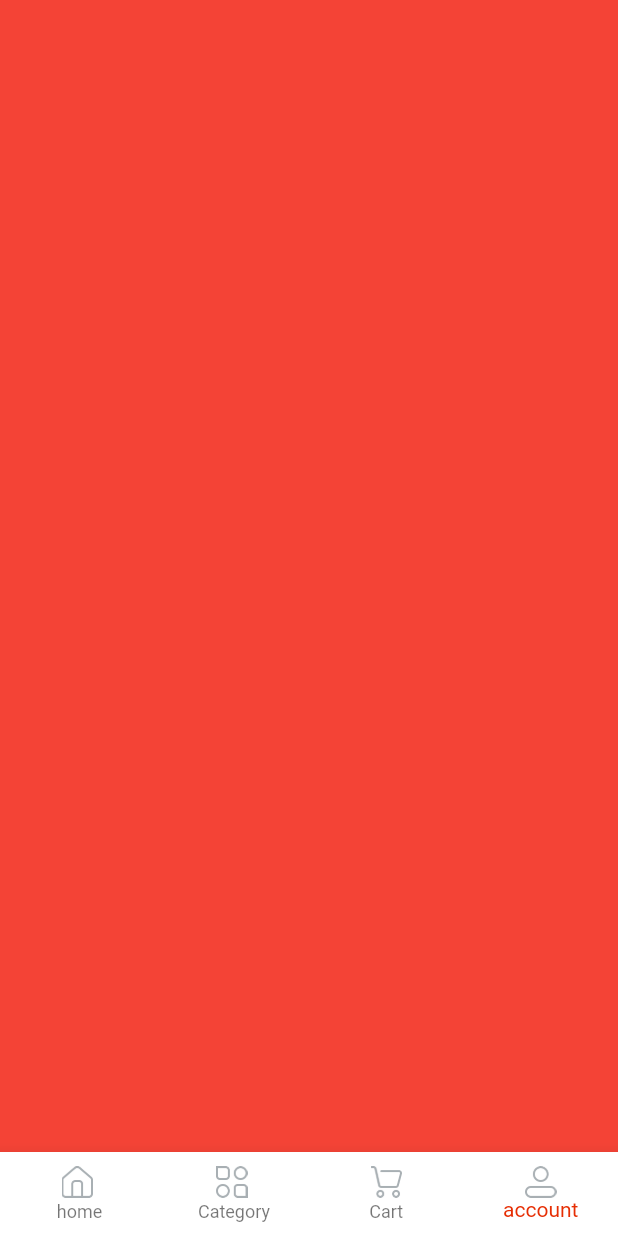
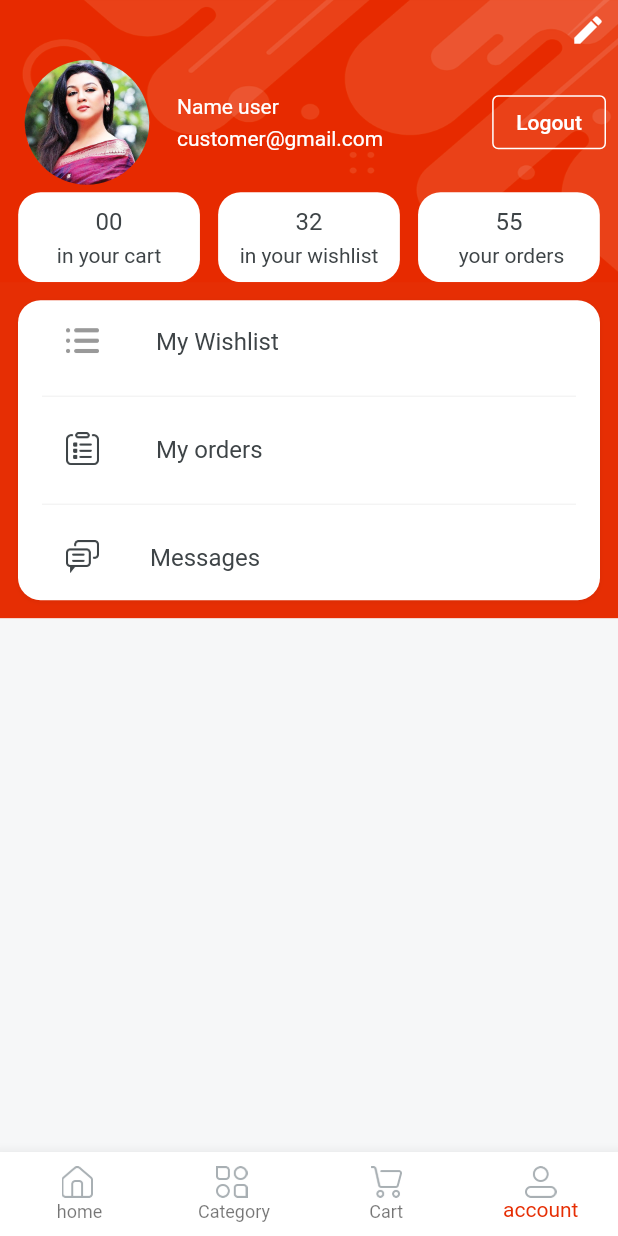
Before and after one commit to hoang-to-lap/shopp-app, a Flutter app: the homeScreen screen opened directly, item 4 of the bottom bar chosen, on a phone screen of 412 x 824 dp. Run offline on Flutter 3.47's test engine with Material 2 defaults, Android fonts, the phone set to English and light mode, and no system bars; our stand-ins replace get, velocity_x; Roboto replaces fonts that are missing (sans_bold, sans_semibold).

Commit message:
commit tuesday

```diff
--- a/shopapp/lib/consts/list.dart
+++ b/shopapp/lib/consts/list.dart
@@ -15,3 +15,6 @@ const categoryList = [
   womenDress , menClothingFashion ,comAccess,automobile,kidtoy,sport,jewelery,ceelphone,furniture
 ];
 const categoryImageList = [imgFc1,imgFc2,imgFc3,imgFc4,imgFc5,imgFc6,imgFc7,imgFc8,imgFc9];
+const iteamDetailButtonList = [video,review,sellerPolicy,returnPolicy,support];
+const profileButtonList = [wishlist,orders,message];
+const proflieButtonIcon = [icOrder,icOrders,icMessages];
--- a/shopapp/lib/consts/strings.dart
+++ b/shopapp/lib/consts/strings.dart
@@ -47,3 +47,18 @@ const sport = "Sport";
 const jewelery = "Jewelery";
 const ceelphone = " Cell Phone";
 const furniture = " Furniture";
+
+// item string
+
+const video = " Video";
+const review = "Review";
+const sellerPolicy = "Seller & Policy";
+const returnPolicy = "Return Policy";
+const support = "Support";
+const productYouMayLike = "Product you may also like";
+// logout
+const logout = "Logout";
+//profile string
+const wishlist = " My Wishlist";
+const orders = " My orders";
+const message = "Messages";
--- a/shopapp/lib/views/cartscreen/cart_screen.dart
+++ b/shopapp/lib/views/cartscreen/cart_screen.dart
@@ -1,4 +1,5 @@
 import 'package:flutter/material.dart';
+import 'package:shopapp/consts/consts.dart';
 
 class cartScreen extends StatelessWidget {
   const cartScreen({super.key});
@@ -6,7 +7,10 @@ class cartScreen extends StatelessWidget {
   @override
   Widget build(BuildContext context) {
     return Container(
-      color: Colors.purple,
+      color: Colors.white,
+      child: "Cart is empty".text.fontFamily(semibold).color(darkFontGrey).makeCentered(),
+
+
     );
   }
 }
--- /dev/null
+++ b/shopapp/lib/views/profilescreen/componets/detail_cart.dart
@@ -0,0 +1,17 @@
+import 'package:flutter/material.dart';
+import 'package:shopapp/consts/consts.dart';
+Widget detailCart ({width , String ? count , String ? title}){
+  return Column(
+              mainAxisAlignment: MainAxisAlignment.center,
+              children: [
+                count!.text.fontFamily(bold).size(16).color(darkFontGrey).make(),
+                5.heightBox,
+              title!.text.color(darkFontGrey).make(),
+
+              ],
+            ).box.white.rounded.width(width).height(60).padding(
+              EdgeInsets.all(4)
+            ).make();
+
+
+}
--- a/shopapp/lib/views/profilescreen/profile_screen.dart
+++ b/shopapp/lib/views/profilescreen/profile_screen.dart
@@ -1,12 +1,87 @@
 import 'package:flutter/material.dart';
+import 'package:shopapp/consts/consts.dart';
+import 'package:shopapp/consts/list.dart';
+import 'package:shopapp/views/profilescreen/componets/detail_cart.dart';
+import 'package:shopapp/widget_common/bg_widget.dart';
 
 class profileScreen extends StatelessWidget {
   const profileScreen({super.key});
 
   @override
   Widget build(BuildContext context) {
-    return Container(
-      color: Colors.red,
+    return bgWidget(
+      child: Scaffold(
+        body: SafeArea(child: Column(children: [
+
+          Padding(
+            padding: const EdgeInsets.all(8.0),
+            child: Align(
+              alignment: Alignment.topRight,
+              child: const Icon(Icons.edit , color: whiteColor,)).onTap(() {
+
+              },),
+          ),
+
+          //edit profile button
+
+
+          //User detail section
+          Padding(
+            padding: const EdgeInsets.symmetric(horizontal:8.0),
+            child: Row(
+              children: [
+                Image.asset(imgProfile2,width: 100, fit: BoxFit.cover,).box.roundedFull.clip(Clip.antiAlias).make(),
+                10.widthBox,
+                Expanded(child: Column(
+                  crossAxisAlignment: CrossAxisAlignment.start,
+
+                  children:[
+                    "Name user".text.fontFamily(semibold).white.make(),
+                    5.heightBox,
+                    "customer@gmail.com".text.white.make(),
+
+                ] ,)),
+                OutlinedButton(
+
+                  style: OutlinedButton.styleFrom(
+                    side: BorderSide(
+                      color: whiteColor,
+
+                    )
+                  ),
+                  onPressed: (){}, child: logout.text.fontFamily(semibold).white.make())
+
+              ],
+            ),
+          ),
+          5.heightBox,
+          Row(
+            mainAxisAlignment: MainAxisAlignment.spaceEvenly,
+children: [
+  detailCart(count: "00" , title: "in your cart" , width: context.screenWidth/3.4),
+  detailCart(count: "32" , title: "in your wishlist" , width: context.screenWidth/3.4),
+  detailCart(count: "55" , title: " your orders" , width: context.screenWidth/3.4),
+],
+          ),
+
+          //button section
+
+          ListView.separated(
+            shrinkWrap: true,
+            separatorBuilder: (context, index) {
+              return Divider(
+                color: lightGrey,
+              );
+            },
+             itemCount: profileButtonList.length, itemBuilder : (BuildContext , int index){
+            return ListTile(
+              title: "${profileButtonList[index]}".text.fontFamily(semibold).color(darkFontGrey).make(),
+              leading: Image.asset(proflieButtonIcon[index] , width: 22,),
+            );
+          }).box.white.rounded.margin(EdgeInsets.all(12)).padding(EdgeInsets.symmetric(horizontal: 16)).shadowSm.make().box.color(redColor).make()
+
+        ])),
+      ),
     );
   }
 }
```
Also changed, not shown: shopapp/lib/views/categoryscreen/item_detail.dart (+43 -0 lines).
